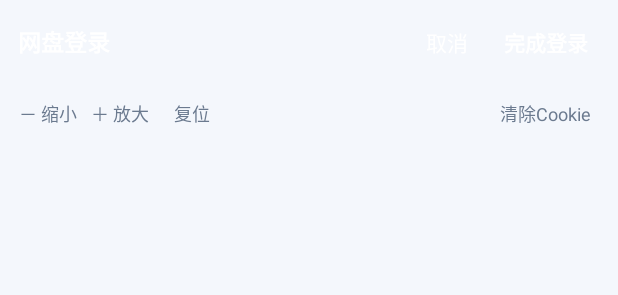
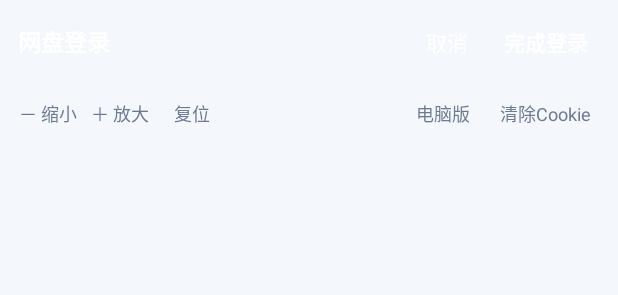
Before and after one commit to zhutonghuo/FastDownloader, an Android app: the layout activity_pan_login.xml on its own in the app's theme, with its tools: preview values and no code run, on a phone screen of 412 x 824 dp. Shown: the top 295 px of the screen. Run offline under Robolectric (Android 15) with nearby library versions, the phone set to English and light mode, and no system bars.

Commit message:
v1.35: webview 默认电脑版页面(桌面UA)，新增电脑版/手机版切换按钮

```diff
--- a/app/build.gradle.kts
+++ b/app/build.gradle.kts
@@ -10,8 +10,8 @@ android {
         applicationId = "com.jisudownloader"
         minSdk = 24
         targetSdk = 34
-        versionCode = 34
-        versionName = "1.34"
+        versionCode = 35
+        versionName = "1.35"
     }
 
     buildTypes {
--- a/app/src/main/java/com/jisudownloader/util/UpdateChecker.java
+++ b/app/src/main/java/com/jisudownloader/util/UpdateChecker.java
@@ -55,7 +55,7 @@ public final class UpdateChecker {
         try {
             return a.getPackageManager().getPackageInfo(a.getPackageName(), 0).versionName;
         } catch (Exception e) {
-            return "1.32";
+            return "1.35";
         }
     }
 
--- a/app/src/main/res/layout/activity_pan_login.xml
+++ b/app/src/main/res/layout/activity_pan_login.xml
@@ -95,6 +95,19 @@
             android:layout_weight="1" />
 
         <TextView
+            android:id="@+id/btnDesktop"
+            android:layout_width="wrap_content"
+            android:layout_height="32dp"
+            android:gravity="center"
+            android:minWidth="48dp"
+            android:paddingLeft="10dp"
+            android:paddingRight="10dp"
+            android:text="电脑版"
+            android:textSize="12sp"
+            android:textColor="?attr/colorSub"
+            android:background="?android:attr/selectableItemBackground" />
+
+        <TextView
             android:id="@+id/btnClearCookie"
             android:layout_width="wrap_content"
             android:layout_height="32dp"
```
Also changed, not shown: app/src/main/java/com/jisudownloader/ui/PanLoginActivity.java (+36 -1 lines).
